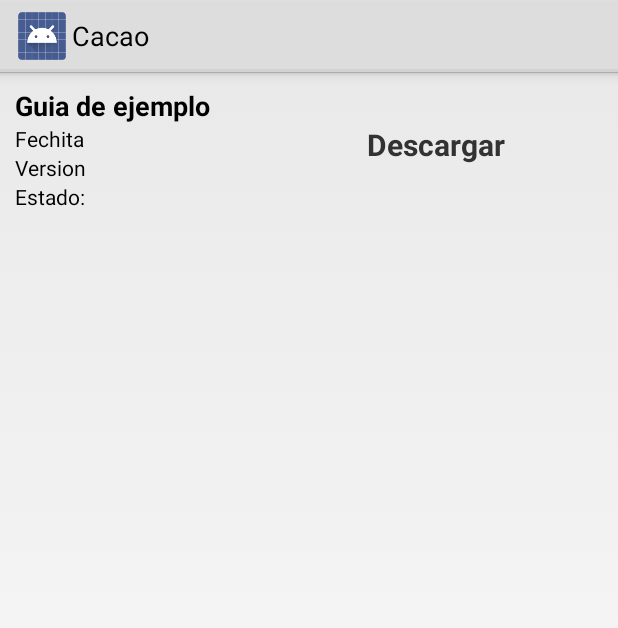
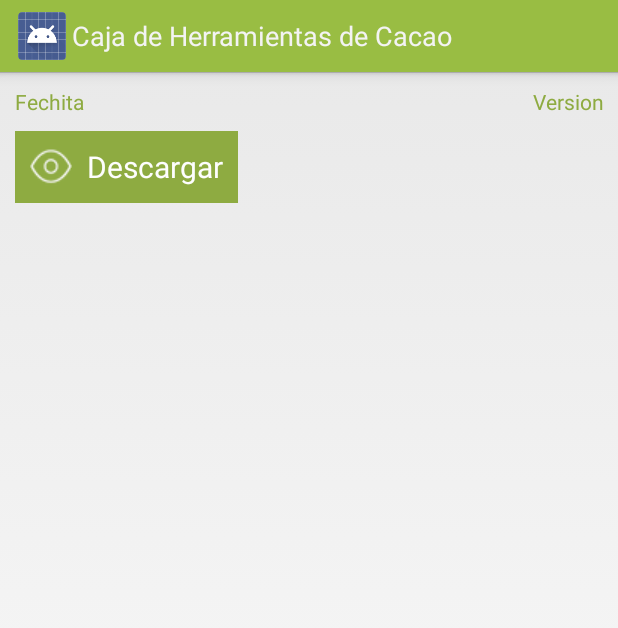
Before and after one commit to CacaoMovil/guia-de-cacao-android, an Android app: the layout group_item.xml on its own in the app's theme, with its tools: preview values and no code run, on a phone screen of 412 x 824 dp. Shown: the top 628 px of the screen. Run offline under Robolectric (Android 15) with nearby library versions, the phone set to English and light mode, and no system bars.

Commit message:
cambios ui interna

```diff
--- a/com.kronoscode.com.android/app/src/main/AndroidManifest.xml
+++ b/com.kronoscode.com.android/app/src/main/AndroidManifest.xml
@@ -11,7 +11,7 @@
         android:allowBackup="true"
         android:icon="@mipmap/ic_launcher"
         android:label="@string/app_name"
-        android:theme="@style/AppTheme">
+        android:theme="@style/CacaoTheme">
         <activity
             android:name=".activity.activity.WelcomeActivity"
             android:configChanges="orientation|keyboardHidden"
@@ -33,7 +33,7 @@
             android:configChanges="orientation|keyboardHidden"
             android:label="@string/title_activity_settings"
             android:screenOrientation="portrait"
-            android:theme="@style/AppTheme"></activity>
+            ></activity>
         <activity
             android:name=".activity.activity.MainActivity"
             android:configChanges="orientation|keyboardHidden"
--- a/com.kronoscode.com.android/app/src/main/res/layout/group_item.xml
+++ b/com.kronoscode.com.android/app/src/main/res/layout/group_item.xml
@@ -5,36 +5,19 @@
     android:orientation="vertical"
     android:padding="10dp">
 
-    <TextView
-        android:id="@+id/name"
+    <LinearLayout
         android:layout_width="match_parent"
         android:layout_height="wrap_content"
-        android:gravity="center_vertical"
-        android:singleLine="true"
-        android:text="Guia de ejemplo"
-        android:textColor="@android:color/black"
-        android:textSize="18sp"
-        android:textStyle="bold" />
-
-    <LinearLayout
-        android:layout_width="match_parent"
-        android:layout_height="fill_parent"
         android:orientation="horizontal">
-
-        <LinearLayout
-            android:layout_width="0dp"
-            android:layout_height="fill_parent"
-            android:layout_weight="0.6"
-            android:orientation="vertical">
 
         <TextView
             android:id="@+id/date"
-                android:layout_width="match_parent"
+            android:layout_width="wrap_content"
             android:layout_height="wrap_content"
-                android:gravity="center_vertical"
+            android:gravity="left"
             android:singleLine="true"
             android:text="Fechita"
-                android:textColor="@android:color/black"
+            android:textColor="@color/list_item_data_color"
             android:textStyle="normal" />
 
 
@@ -42,46 +25,28 @@
             android:id="@+id/version"
             android:layout_width="match_parent"
             android:layout_height="wrap_content"
-                android:gravity="center_vertical"
+            android:gravity="right"
             android:singleLine="true"
             android:text="Version"
-                android:textColor="@android:color/black"
+            android:textColor="@color/list_item_data_color"
             android:textStyle="normal" />
+    </LinearLayout>
+
+    <Button
+        android:id="@+id/action"
+        android:layout_width="wrap_content"
+        android:layout_height="wrap_content"
+        android:text="@string/download"
+        android:textAlignment="center"
+        android:focusable="false"
+        android:background="@color/list_item_data_color"
+        android:textColor="@color/selected_list_item_text_color"
+        android:padding="10dp"
+        android:layout_marginTop="10dp"
+        android:textSize="20dp"
+        android:drawableLeft="@drawable/eye_icon"
+        android:drawablePadding="10dp"
+        android:gravity="left|center_vertical" />
 
 
-            <LinearLayout
-                android:layout_width="wrap_content"
-                android:layout_height="fill_parent"
-                android:orientation="horizontal">
-
-                <TextView
-                    android:layout_width="wrap_content"
-                    android:layout_height="wrap_content"
-                    android:gravity="center_vertical"
-                    android:text="Estado:"
-                    android:textColor="@android:color/black"
-                    android:textStyle="normal" />
-
-                <TextView
-                    android:id="@+id/state"
-                    android:layout_width="wrap_content"
-                    android:layout_height="wrap_content"
-                    android:gravity="center_vertical"
-                    android:textColor="@android:color/holo_green_dark"
-                    android:textStyle="bold" />
-
 </LinearLayout>
-        </LinearLayout>
-
-        <TextView
-            android:id="@+id/action"
-            android:layout_width="0dp"
-            android:layout_height="match_parent"
-            android:layout_weight="0.4"
-            android:text="@string/download"
-            android:textAlignment="center"
-            android:textSize="20dp"
-            android:textStyle="bold" />
-    </LinearLayout>
-
-</LinearLayout>
--- a/com.kronoscode.com.android/app/src/main/res/values/dimens.xml
+++ b/com.kronoscode.com.android/app/src/main/res/values/dimens.xml
@@ -6,4 +6,6 @@
     <dimen name="welcome_central_image_height">100dp</dimen>
     <dimen name="welcome_central_image_top_margin">40dp</dimen>
     <dimen name="welcome_title_text_size">25dp</dimen>
+    <dimen name="list_image_height">100dp</dimen>
+    <dimen name="list_number_text_size">30dp</dimen>
 </resources>
--- a/com.kronoscode.com.android/app/src/main/res/values/strings.xml
+++ b/com.kronoscode.com.android/app/src/main/res/values/strings.xml
@@ -1,9 +1,9 @@
 <resources>
-    <string name="app_name">Cacao</string>
+    <string name="app_name">Caja de Herramientas de Cacao</string>
     <string name="long_app_name">CAJA DE HERRAMIENTAS DE CACAO</string>
     <string name="app_description">Aprendiendo e innovando sobre el cacao en sistemas agroforestales</string>
 
-    <string name="title">Cacao</string>
+    <string name="title">CAJA DE HERRAMIENTAS DE CACAO</string>
     <string name="unzip_msg">Descomprimiendo... Espere un momento</string>
     <string name="action_refresh">Refresh</string>
     <string name="title_activity_guie">GuieActivity</string>
--- a/com.kronoscode.com.android/app/src/main/res/values/styles.xml
+++ b/com.kronoscode.com.android/app/src/main/res/values/styles.xml
@@ -1,8 +1,14 @@
 <resources>
 
     <!-- Base application theme. -->
-    <style name="AppTheme" parent="android:style/Theme.Holo.Light">>
-        <!-- Customize your theme here. -->
+    <style name="CacaoTheme"
+        parent="@android:style/Theme.Holo.Light">
+        <item name="android:actionBarStyle">@style/MyActionBar</item>
     </style>
 
+    <style name="MyActionBar"
+        parent="@android:style/Widget.Holo.Light.ActionBar.Solid.Inverse">
+        <item name="android:background">#99bd43</item>
+        <item name="android:textColor">#ffffff</item>
+    </style>
 </resources>
```
Also changed, not shown: com.kronoscode.com.android/app/src/main/java/kronos/comkronoscodecomandroid/activity/adapter/GuideAdapter.java (+18 -9 lines), com.kronoscode.com.android/app/src/main/res/layout/activity_main.xml (+12 -2 lines), com.kronoscode.com.android/app/src/main/res/layout/expandable_list_group.xml (+22 -6 lines), com.kronoscode.com.android/app/src/main/res/values/colors.xml (added, +9 -0 lines), com.kronoscode.com.android/app/src/main/res/drawable/eye_icon.png (added), com.kronoscode.com.android/app/src/main/res/drawable/list_background.png (added). Lines whose indentation alone changed are shown as unchanged.
